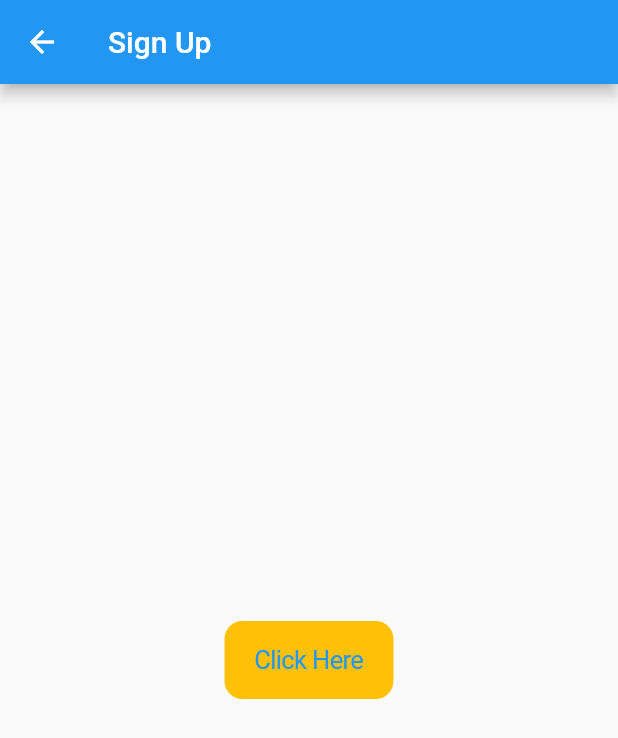
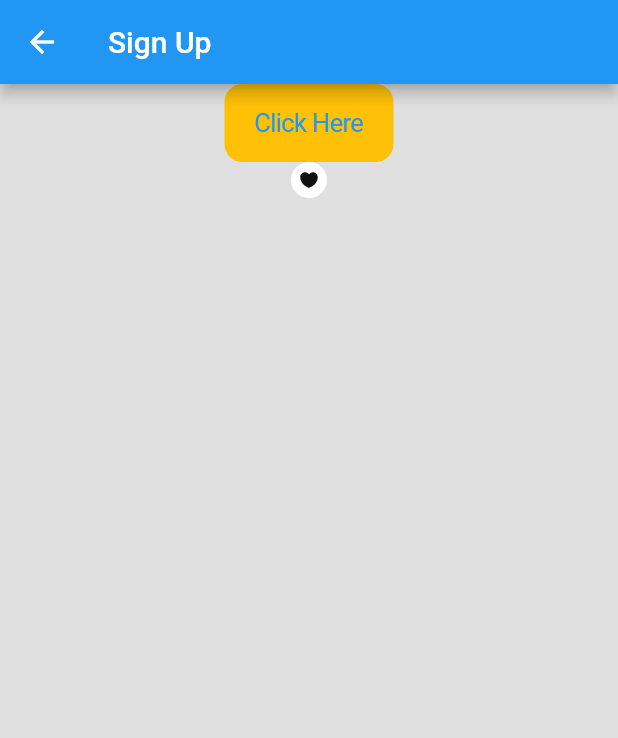
Before and after one commit to LinhNguyenVan15/AppShoesly_Flutter, a Flutter app: the screen it shows after launch, after a tap on "GET STARTED", on a phone screen of 412 x 824 dp. Shown: the top 738 px of the screen. Run offline on Flutter 3.47's test engine with Material 2 defaults, Android fonts, the phone set to English and light mode, and no system bars; our stand-ins replace flutter_svg.

Commit message:
handle touch heart icon

```diff
--- a/lib/main.dart
+++ b/lib/main.dart
@@ -10,7 +10,3 @@ void main() {
     ),
   );
 }
-
-
-///the coffe house
-///
--- /dev/null
+++ b/lib/src/components/widgets/wishlist_widget.dart
@@ -0,0 +1,37 @@
+import 'package:flutter/material.dart';
+import 'package:flutter_svg/svg.dart';
+
+const _size = 24.0;
+
+class WishlistWidget extends StatefulWidget {
+  const WishlistWidget({Key? key}) : super(key: key);
+
+  @override
+  State<WishlistWidget> createState() => _WishlistWidgetState();
+}
+
+class _WishlistWidgetState extends State<WishlistWidget> {
+  var _isSlected = false;
+  void _onTap() {
+    setState(() {
+      _isSlected = !_isSlected;
+    },);
+  }
+    @override
+    Widget build(BuildContext context) {
+      return GestureDetector(
+        onTap: _onTap,
+        child: Container(
+          width: _size,
+          height: _size,
+          decoration: BoxDecoration(
+              borderRadius: BorderRadius.circular(100), color: Colors.white),
+          padding: const EdgeInsets.all(6),
+          child: SvgPicture.asset(
+            _isSlected?'assets/icons/ic_wishlist.svg':'assets/icons/ic_wishListed.svg',
+            color: const Color(0xFF101010),
+          ),
+        ),
+      );
+    }
+}
--- a/lib/src/features/onboarding_screen.dart
+++ b/lib/src/features/onboarding_screen.dart
@@ -2,7 +2,6 @@ import 'package:flutter/material.dart';
 import 'package:linhtest/src/features/sign_up/sign_up_screen.dart';
 import '../components/constants/image_constants.dart';
 import '../components/widgets/mybutton_social.dart';
-
 
 class OnBoardingScreen extends StatefulWidget {
   const OnBoardingScreen({
@@ -14,10 +13,12 @@ class OnBoardingScreen extends StatefulWidget {
 }
 
 class _OnBoardingScreenState extends State<OnBoardingScreen> {
-  void _onTapGetstart(){
-    Navigator.of(context).push(MaterialPageRoute (
-      builder: (BuildContext context) => const SignUpScreen(),
-    ),);
+  void _onTapGetStart() {
+    Navigator.of(context).push(
+      MaterialPageRoute(
+        builder: (BuildContext context) => const SignUpScreen(),
+      ),
+    );
   }
 
   @override
@@ -43,7 +44,7 @@ class _OnBoardingScreenState extends State<OnBoardingScreen> {
               ),
               const Padding(
                 padding:
-                EdgeInsets.only(top: 20, bottom: 107, left: 45, right: 45),
+                    EdgeInsets.only(top: 20, bottom: 107, left: 45, right: 45),
                 child: Text(
                   "Get your dream item easily and safely with Shoesly. and get other interesting offers",
                   textAlign: TextAlign.center,
@@ -58,7 +59,7 @@ class _OnBoardingScreenState extends State<OnBoardingScreen> {
                 padding: const EdgeInsets.symmetric(horizontal: 30)
                     .copyWith(bottom: 20),
                 child: GestureDetector(
-                  onTap: _onTapGetstart,
+                  onTap: _onTapGetStart,
                   child: Container(
                     width: double.infinity,
                     height: 50,
--- a/lib/src/features/sign_up/sign_up_screen.dart
+++ b/lib/src/features/sign_up/sign_up_screen.dart
@@ -1,5 +1,6 @@
 import 'package:flutter/cupertino.dart';
 import 'package:flutter/material.dart';
+import 'package:linhtest/src/components/widgets/wishlist_widget.dart';
 
 class SignUpScreen extends StatefulWidget {
   const SignUpScreen({Key? key}) : super(key: key);
@@ -12,8 +13,11 @@ class _SignUpScreenState extends State<SignUpScreen> {
   @override
   Widget build(BuildContext context) {
     return Scaffold(
-      appBar: AppBar(title: Text("Sign Up")),
-      body: Center(
+      backgroundColor: Colors.black12,
+      appBar: AppBar(title: const Text("Sign Up")),
+      body: Column(
+        children: [
+          Center(
              child: CupertinoButton(
               child: Text("Click Here"),
               onPressed: () {
@@ -22,6 +26,9 @@ class _SignUpScreenState extends State<SignUpScreen> {
               color: Colors.amber,
             ),
           ),
+          const WishlistWidget()
+        ],
+      ),
     );
   }
 }
--- a/pubspec.yaml
+++ b/pubspec.yaml
@@ -34,6 +34,7 @@ dependencies:
   # The following adds the Cupertino Icons font to your application.
   # Use with the CupertinoIcons class for iOS style icons.
   cupertino_icons: ^1.0.2
+  flutter_svg: ^1.1.6
 
 dev_dependencies:
   flutter_test:
@@ -64,6 +65,8 @@ flutter:
     - assets/images/onboarding.png
     - assets/images/ic_facebook.png
     - assets/images/ic_google.png
+    - assets/icons/ic_wishlist.svg
+    - assets/icons/ic_wishListed.svg
 
   # An image asset can refer to one or more resolution-specific "variants", see
   # https://flutter.dev/assets-and-images/#resolution-aware
```
Also changed, not shown: assets/icons/ic_wishListed.svg (renamed from assets/icons/ic_wishlisted.svg), pubspec.lock. Lines whose indentation alone changed are shown as unchanged.
